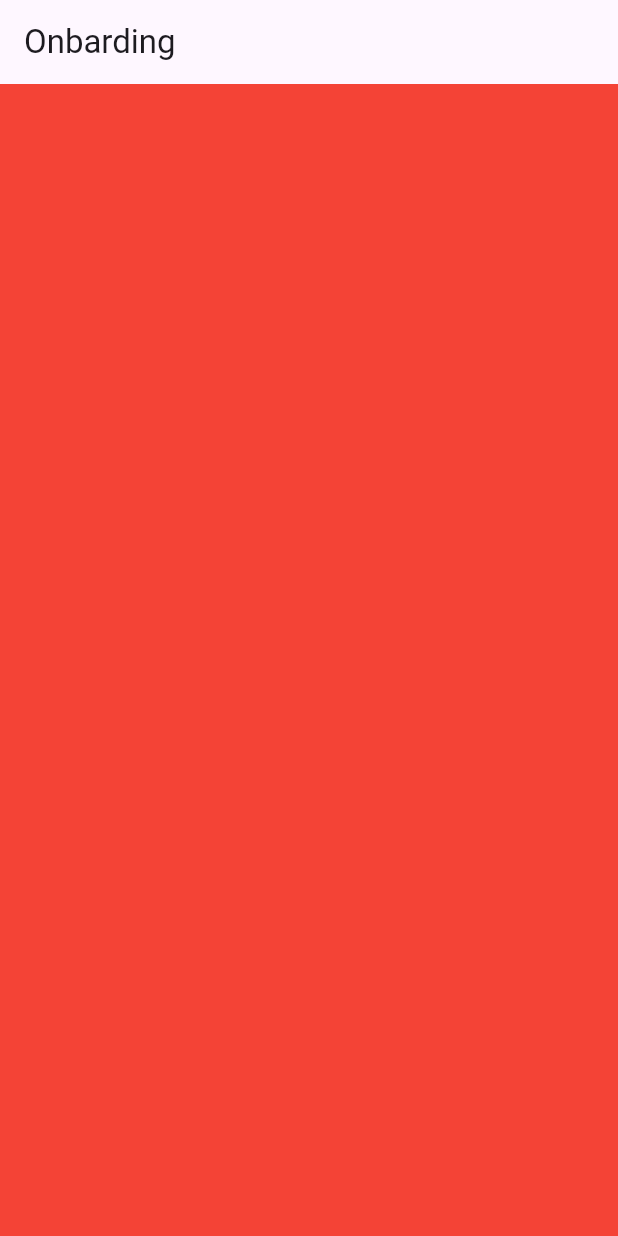
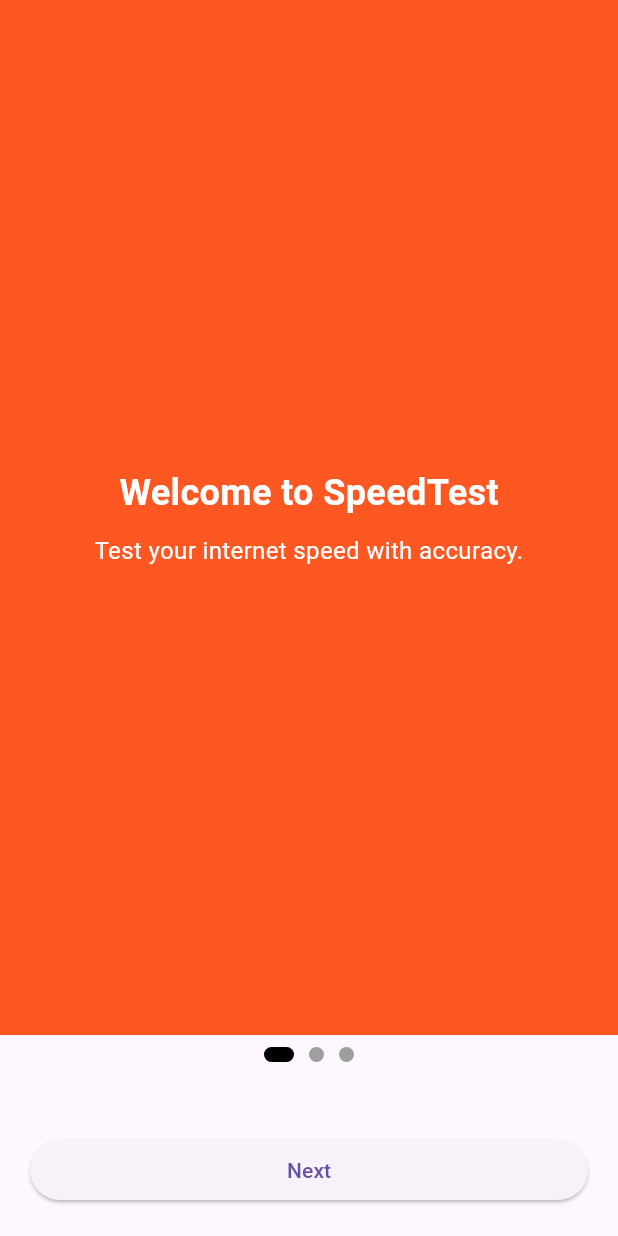
Before and after one commit to halsoub/speedtest, a Flutter app: the screen it shows after launch, on a phone screen of 412 x 824 dp. Run offline on Flutter 3.47's test engine with Material 3 defaults, Android fonts, the phone set to English and light mode, and no system bars.

Commit message:
change onboarding

```diff
--- a/speed_test/lib/main.dart
+++ b/speed_test/lib/main.dart
@@ -13,7 +13,7 @@ class MainApp extends StatelessWidget {
   Widget build(BuildContext context) {
     return const MaterialApp(
       debugShowCheckedModeBanner: false,
-      home: OnbardingScreen(),
+      home: OnboardingScreen(),
     );
   }
 }
--- a/speed_test/lib/screens/login_screen.dart
+++ b/speed_test/lib/screens/login_screen.dart
@@ -0,0 +1,15 @@
+import 'package:flutter/material.dart';
+
+class LoginScreen extends StatefulWidget {
+  const LoginScreen({super.key});
+
+  @override
+  State<LoginScreen> createState() => _LoginScreenState();
+}
+
+class _LoginScreenState extends State<LoginScreen> {
+  @override
+  Widget build(BuildContext context) {
+    return Container();
+  }
+}
--- a/speed_test/lib/screens/onboarding_screen.dart
+++ b/speed_test/lib/screens/onboarding_screen.dart
@@ -1,43 +1,132 @@
 import 'package:flutter/material.dart';
 
-class OnbardingScreen extends StatefulWidget {
-  const OnbardingScreen({super.key});
+import 'login_screen.dart';
+
+class OnboardingScreen extends StatefulWidget {
+  const OnboardingScreen({super.key});
 
   @override
-  State<OnbardingScreen> createState() => _OnbardingScreenState();
+  _OnboardingScreenState createState() => _OnboardingScreenState();
 }
 
-class _OnbardingScreenState extends State<OnbardingScreen> {
+class _OnboardingScreenState extends State<OnboardingScreen> {
+  final PageController _pageController = PageController();
+  int _currentPage = 0;
+
+  final List<Map<String, dynamic>> onboardingPages = [
+    {
+      "color": Colors.deepOrange,
+      "title": "Welcome to SpeedTest",
+      "description": "Test your internet speed with accuracy."
+    },
+    {
+      "color": Colors.green,
+      "title": "Real-Time Results",
+      "description": "Get real-time speed test results and insights."
+    },
+    {
+      "color": Colors.blue,
+      "title": "Start Your Journey",
+      "description": "Let's get started and test your speed now!"
+    },
+  ];
+
+  void _onPageChanged(int index) {
+    setState(() {
+      _currentPage = index;
+    });
+  }
+
   @override
   Widget build(BuildContext context) {
-    var height = MediaQuery.of(context).size.height;
-    var width = MediaQuery.of(context).size.width;
-
     return Scaffold(
-      appBar: AppBar(
-        title: Text("Onbarding"),
-      ),
-      body: SingleChildScrollView(
-        scrollDirection: Axis.horizontal,
-        child: Row(
-          children: [
-            Container(
-              width: width,
-              height: height,
-              color: Colors.red,
+      body: Column(
+        children: [
+          Expanded(
+            child: PageView.builder(
+              controller: _pageController,
+              itemCount: onboardingPages.length,
+              onPageChanged: _onPageChanged,
+              itemBuilder: (context, index) {
+                return Container(
+                  color: onboardingPages[index]['color'],
+                  width: double.infinity,
+                  height: double.infinity,
+                  child: Column(
+                    mainAxisAlignment: MainAxisAlignment.center,
+                    children: [
+                      Text(
+                        onboardingPages[index]['title'],
+                        style: const TextStyle(
+                          fontSize: 24,
+                          fontWeight: FontWeight.bold,
+                          color: Colors.white,
+                        ),
+                      ),
+                      const SizedBox(height: 10),
+                      Text(
+                        onboardingPages[index]['description'],
+                        style: const TextStyle(
+                          fontSize: 16,
+                          color: Colors.white,
+                        ),
+                        textAlign: TextAlign.center,
+                      ),
+                    ],
+                  ),
+                );
+              },
             ),
-            Container(
-              width: width,
-              height: height,
-              color: Colors.green,
+          ),
+          // Page Indicator (Dots)
+          Padding(
+            padding: const EdgeInsets.all(8.0),
+            child: Row(
+              mainAxisAlignment: MainAxisAlignment.center,
+              children: List.generate(
+                onboardingPages.length,
+                (index) => AnimatedContainer(
+                  duration: const Duration(milliseconds: 300),
+                  margin: const EdgeInsets.symmetric(horizontal: 5),
+                  height: 10,
+                  width: _currentPage == index ? 20 : 10,
+                  decoration: BoxDecoration(
+                    color: _currentPage == index ? Colors.black : Colors.grey,
+                    borderRadius: BorderRadius.circular(5),
+                  ),
+                ),
+              ),
             ),
-            Container(
-              width: width,
-              height: height,
-              color: Colors.blue,
+          ),
+          const SizedBox(height: 20),
+          // Navigation Buttons
+          Padding(
+            padding: const EdgeInsets.symmetric(horizontal: 20, vertical: 20),
+            child: SizedBox(
+              width: double.infinity,
+              child: ElevatedButton(
+                onPressed: () {
+                  if (_currentPage == onboardingPages.length - 1) {
+                    // Navigate to Login Screen on last step
+                    Navigator.pushReplacement(
+                      context,
+                      MaterialPageRoute(
+                          builder: (context) => const LoginScreen()),
+                    );
+                  } else {
+                    _pageController.nextPage(
+                      duration: const Duration(milliseconds: 500),
+                      curve: Curves.ease,
+                    );
+                  }
+                },
+                child: Text(_currentPage == onboardingPages.length - 1
+                    ? "Get Started"
+                    : "Next"),
+              ),
             ),
-          ],
-        ),
+          ),
+        ],
       ),
     );
   }
```
Also changed, not shown: speed_test/lib/screens/home_screen.dart (added).
